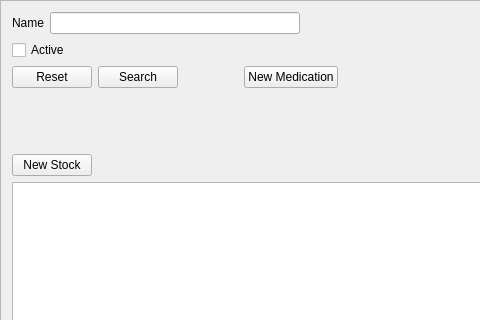
The window that mtrack/medicationsframe.ui (kyledevans/Medicine-Track) describes before a commit, drawn with Qt 5; both pictures show x 0 to 480 and y 0 to 320 of the 913 by 640 pixel window.
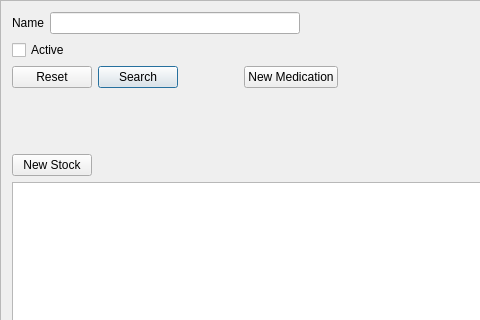
The same window after the commit.

```diff
--- a/mtrack/medicationsframe.ui
+++ b/mtrack/medicationsframe.ui
@@ -98,6 +98,9 @@
        <property name="text">
         <string>Search</string>
        </property>
+       <property name="default">
+        <bool>true</bool>
+       </property>
       </widget>
      </item>
      <item>
```
Left out of the diff: 41 changed lines with no effect on the pictures.
